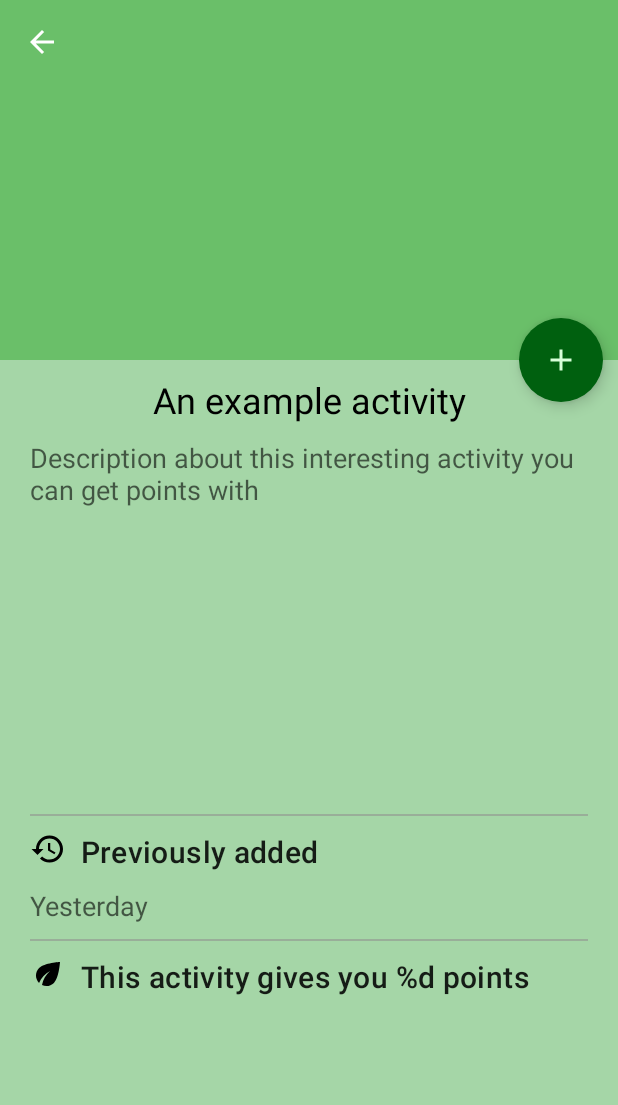
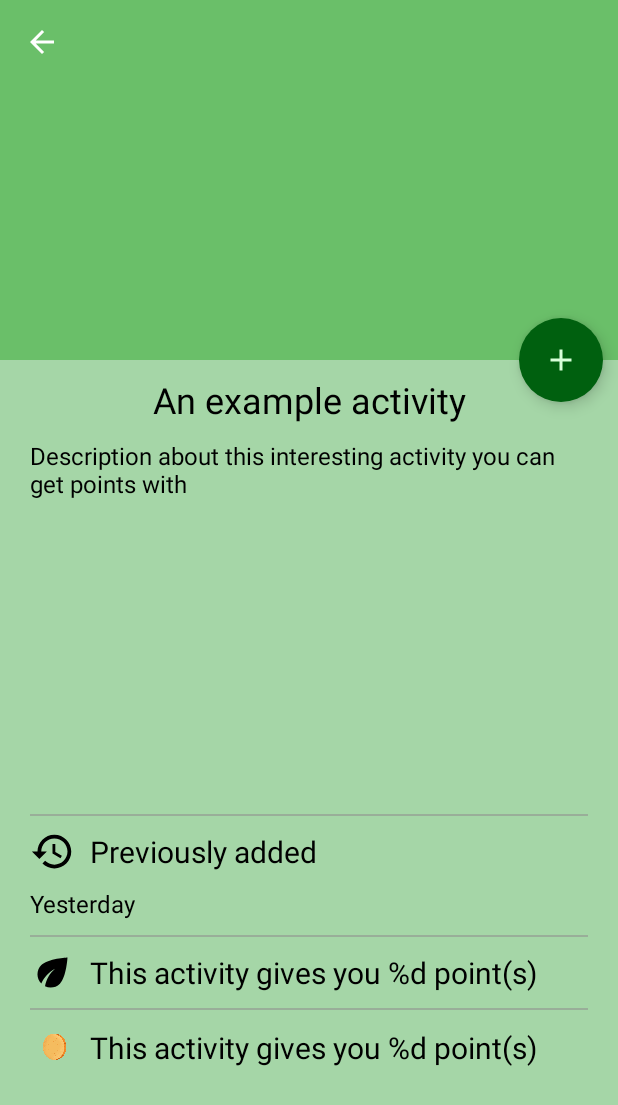
Before and after one commit to Matensz/green-kiwi, an Android app: the layout fragment_activity_detail.xml on its own in the app's theme, with its tools: preview values and no code run, on a phone screen of 412 x 824 dp. Shown: the top 1105 px of the screen. Run offline under Robolectric (Android 15) with nearby library versions, the phone set to English and light mode, and no system bars.

Commit message:
added gold value display to activity details view

```diff
--- a/app/src/main/java/com/szte/wmm/greenkiwi/ui/activitydetail/ActivityDetailFragment.kt
+++ b/app/src/main/java/com/szte/wmm/greenkiwi/ui/activitydetail/ActivityDetailFragment.kt
@@ -81,7 +81,8 @@ class ActivityDetailFragment : Fragment() {
         }
 
         viewModel.selectedActivity.observe(viewLifecycleOwner, {
-            binding.activityPointsTitle.text = String.format(getString(R.string.point_info), it.point)
+            binding.activityPointsTitle.text = String.format(getString(R.string.activity_point_info), it.point)
+            binding.activityGoldTitle.text = String.format(getString(R.string.activity_gold_info), it.gold)
         })
 
         viewModel.lastAddedDate.observe(viewLifecycleOwner, {
--- a/app/src/main/res/layout/activity_history_list_item.xml
+++ b/app/src/main/res/layout/activity_history_list_item.xml
@@ -83,7 +83,7 @@
                 android:layout_height="50dp"
                 android:layout_marginTop="@dimen/margin_default"
                 android:background="@android:color/transparent"
-                android:contentDescription="@string/home_view_gold_description"
+                android:contentDescription="@string/gold_coin_description"
                 android:scaleType="fitCenter"
                 android:src="@drawable/gold_image"
                 app:layout_constraintBottom_toBottomOf="parent"
--- a/app/src/main/res/layout/fragment_activity_detail.xml
+++ b/app/src/main/res/layout/fragment_activity_detail.xml
@@ -90,7 +90,7 @@
                     android:layout_marginEnd="@dimen/margin_default"
                     android:gravity="center_horizontal"
                     android:text="@{activityViewModel.selectedActivity.title}"
-                    android:textAppearance="?attr/textAppearanceHeadline5"
+                    android:textSize="@dimen/large_text_size"
                     app:layout_constraintEnd_toEndOf="parent"
                     app:layout_constraintStart_toStartOf="parent"
                     app:layout_constraintTop_toTopOf="parent"
@@ -98,13 +98,13 @@
 
                 <TextView
                     android:id="@+id/activity_description"
-                    style="?android:attr/textAppearanceMedium"
                     android:layout_width="0dp"
                     android:layout_height="wrap_content"
                     android:layout_margin="@dimen/margin_default"
                     android:minHeight="240dp"
                     android:text="@{activityViewModel.selectedActivity.description}"
                     android:textIsSelectable="true"
+                    android:textSize="@dimen/small_text_size"
                     app:layout_constraintEnd_toEndOf="parent"
                     app:layout_constraintStart_toStartOf="parent"
                     app:layout_constraintTop_toBottomOf="@id/activity_title"
@@ -122,11 +122,12 @@
 
                 <ImageView
                     android:id="@+id/activity_history_image"
-                    android:layout_width="wrap_content"
-                    android:layout_height="wrap_content"
+                    android:layout_width="30dp"
+                    android:layout_height="30dp"
                     android:layout_margin="@dimen/margin_default"
                     android:contentDescription="@string/activity_detail_view_history_description"
                     android:scaleType="centerCrop"
+                    app:layout_constraintBottom_toTopOf="@id/activity_history_date"
                     app:layout_constraintStart_toStartOf="parent"
                     app:layout_constraintTop_toBottomOf="@id/separator"
                     app:srcCompat="@drawable/ic_baseline_history_black_24dp"
@@ -135,21 +136,22 @@
 
                 <TextView
                     android:id="@+id/activity_history_title"
-                    style="?attr/textAppearanceHeadline6"
                     android:layout_width="wrap_content"
                     android:layout_height="wrap_content"
                     android:layout_margin="@dimen/margin_default"
                     android:text="@string/subtitle_activity_history"
+                    android:textSize="@dimen/medium_text_size"
+                    app:layout_constraintBottom_toTopOf="@id/activity_history_date"
                     app:layout_constraintStart_toEndOf="@id/activity_history_image"
                     app:layout_constraintTop_toBottomOf="@id/separator"
                     tools:text="@string/subtitle_activity_history" />
 
                 <TextView
                     android:id="@+id/activity_history_date"
-                    style="?android:attr/textAppearanceMedium"
                     android:layout_width="wrap_content"
                     android:layout_height="wrap_content"
                     android:layout_margin="@dimen/margin_default"
+                    android:textSize="@dimen/small_text_size"
                     app:layout_constraintStart_toStartOf="parent"
                     app:layout_constraintTop_toBottomOf="@id/activity_history_title"
                     tools:text="Yesterday" />
@@ -166,11 +168,12 @@
 
                 <ImageView
                     android:id="@+id/activity_points_image"
-                    android:layout_width="wrap_content"
-                    android:layout_height="wrap_content"
+                    android:layout_width="30dp"
+                    android:layout_height="30dp"
                     android:layout_margin="@dimen/margin_default"
                     android:contentDescription="@string/activity_detail_view_points_description"
                     android:scaleType="centerCrop"
+                    app:layout_constraintBottom_toTopOf="@id/third_separator"
                     app:layout_constraintStart_toStartOf="parent"
                     app:layout_constraintTop_toBottomOf="@id/second_separator"
                     app:srcCompat="@drawable/ic_baseline_eco_black_24dp"
@@ -179,13 +182,48 @@
 
                 <TextView
                     android:id="@+id/activity_points_title"
-                    style="?attr/textAppearanceHeadline6"
                     android:layout_width="wrap_content"
                     android:layout_height="wrap_content"
                     android:layout_margin="@dimen/margin_default"
+                    android:textSize="@dimen/medium_text_size"
+                    app:layout_constraintBottom_toTopOf="@id/third_separator"
                     app:layout_constraintStart_toEndOf="@id/activity_points_image"
                     app:layout_constraintTop_toBottomOf="@id/second_separator"
-                    tools:text="@string/point_info" />
+                    tools:text="@string/activity_point_info" />
+
+                <View
+                    android:id="@+id/third_separator"
+                    android:layout_width="match_parent"
+                    android:layout_height="1dp"
+                    android:layout_margin="@dimen/margin_default"
+                    android:background="#90909090"
+                    app:layout_constraintEnd_toEndOf="parent"
+                    app:layout_constraintStart_toStartOf="parent"
+                    app:layout_constraintTop_toBottomOf="@id/activity_points_title" />
+
+                <ImageView
+                    android:id="@+id/activity_gold_image"
+                    android:layout_width="30dp"
+                    android:layout_height="30dp"
+                    android:layout_margin="@dimen/margin_default"
+                    android:contentDescription="@string/gold_coin_description"
+                    android:scaleType="centerInside"
+                    app:layout_constraintBottom_toBottomOf="parent"
+                    app:layout_constraintStart_toStartOf="parent"
+                    app:layout_constraintTop_toBottomOf="@id/third_separator"
+                    app:srcCompat="@drawable/gold_image"
+                    tools:src="@drawable/gold_image" />
+
+                <TextView
+                    android:id="@+id/activity_gold_title"
+                    android:layout_width="wrap_content"
+                    android:layout_height="wrap_content"
+                    android:layout_margin="@dimen/margin_default"
+                    android:textSize="@dimen/medium_text_size"
+                    app:layout_constraintBottom_toBottomOf="parent"
+                    app:layout_constraintStart_toEndOf="@id/activity_gold_image"
+                    app:layout_constraintTop_toBottomOf="@id/third_separator"
+                    tools:text="@string/activity_point_info" />
 
             </androidx.constraintlayout.widget.ConstraintLayout>
 
--- a/app/src/main/res/layout/fragment_home.xml
+++ b/app/src/main/res/layout/fragment_home.xml
@@ -37,7 +37,7 @@
                 android:layout_width="55dp"
                 android:layout_height="55dp"
                 android:background="@android:color/transparent"
-                android:contentDescription="@string/home_view_gold_description"
+                android:contentDescription="@string/gold_coin_description"
                 android:scaleType="centerInside"
                 android:src="@drawable/gold_image"
                 app:layout_constraintBottom_toBottomOf="parent"
--- a/app/src/main/res/layout/text_item_view.xml
+++ b/app/src/main/res/layout/text_item_view.xml
@@ -1,6 +1,6 @@
 <?xml version="1.0" encoding="utf-8"?>
 <TextView xmlns:android="http://schemas.android.com/apk/res/android"
-    android:textSize="@dimen/instrucitons_dialog_text_size"
+    android:textSize="@dimen/small_text_size"
     android:padding="@dimen/activity_horizontal_margin"
     android:layout_width="match_parent"
     android:layout_height="match_parent" />
--- a/app/src/main/res/values/dimens.xml
+++ b/app/src/main/res/values/dimens.xml
@@ -15,7 +15,7 @@
     <dimen name="default_elevation">4dp</dimen>
 
     <!--Text size-->
-    <dimen name="instrucitons_dialog_text_size">16sp</dimen>
+    <dimen name="small_text_size">16sp</dimen>
     <dimen name="medium_text_size">20sp</dimen>
     <dimen name="large_text_size">24sp</dimen>
 </resources>
--- a/app/src/main/res/values/strings.xml
+++ b/app/src/main/res/values/strings.xml
@@ -5,7 +5,8 @@
     <string name="title_history">History</string>
     <string name="title_settings">Settings</string>
     <string name="subtitle_activity_history">Previously added</string>
-    <string name="point_info">This activity gives you %d points</string>
+    <string name="activity_point_info">This activity gives you %d point(s)</string>
+    <string name="activity_gold_info">This activity gives you %d gold</string>
     <string name="activity_added_message">Great job, activity added!</string>
     <string name="third_activity_added_message">Congrats! You\'ve just added the third activity today, which earned you %d extra gold!</string>
     <string name="activity_already_added_today_message">You\'ve already added this activity today, check back tomorrow!</string>
@@ -93,7 +94,7 @@
     <string name="shop_item_dialog_message_use">Do you want to set this %s as the current one?</string>
 
     <!--Accessibility-->
-    <string name="home_view_gold_description">Image of a gold coin</string>
+    <string name="gold_coin_description">Image of a gold coin</string>
     <string name="home_view_pet_description">Image of your pet kiwi</string>
     <string name="activities_view_activity_image_description">This image shows the corresponding activity</string>
     <string name="shop_view_item_description">This is the image of the actual item</string>
```
Also changed, not shown: 1 other file.
